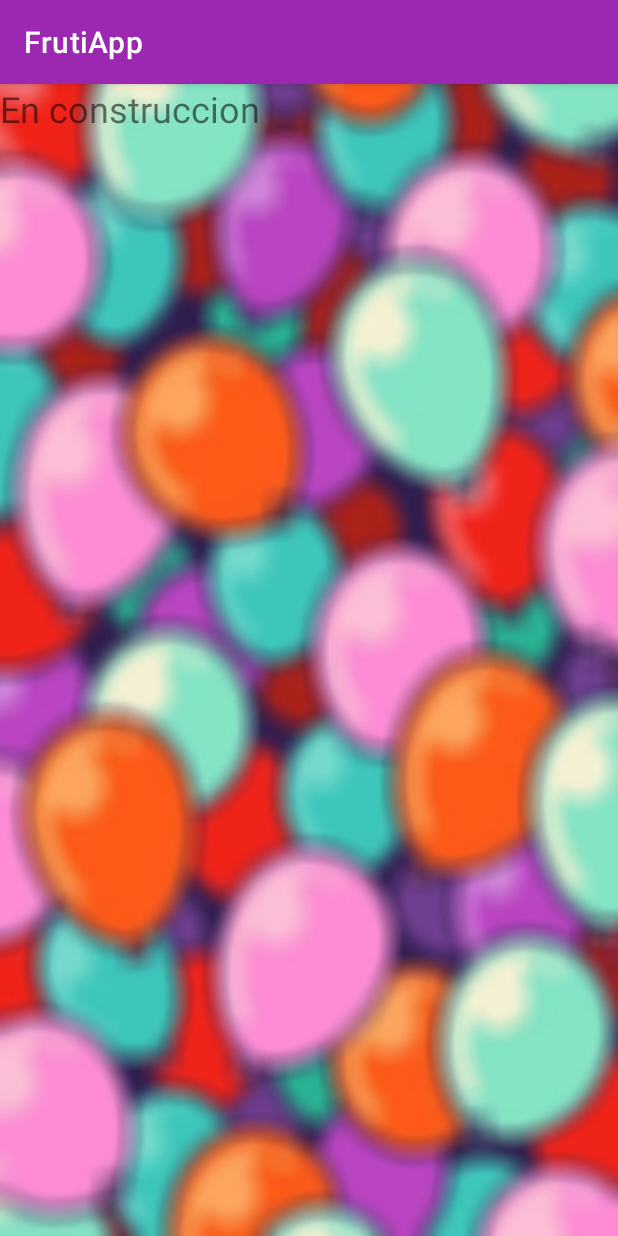
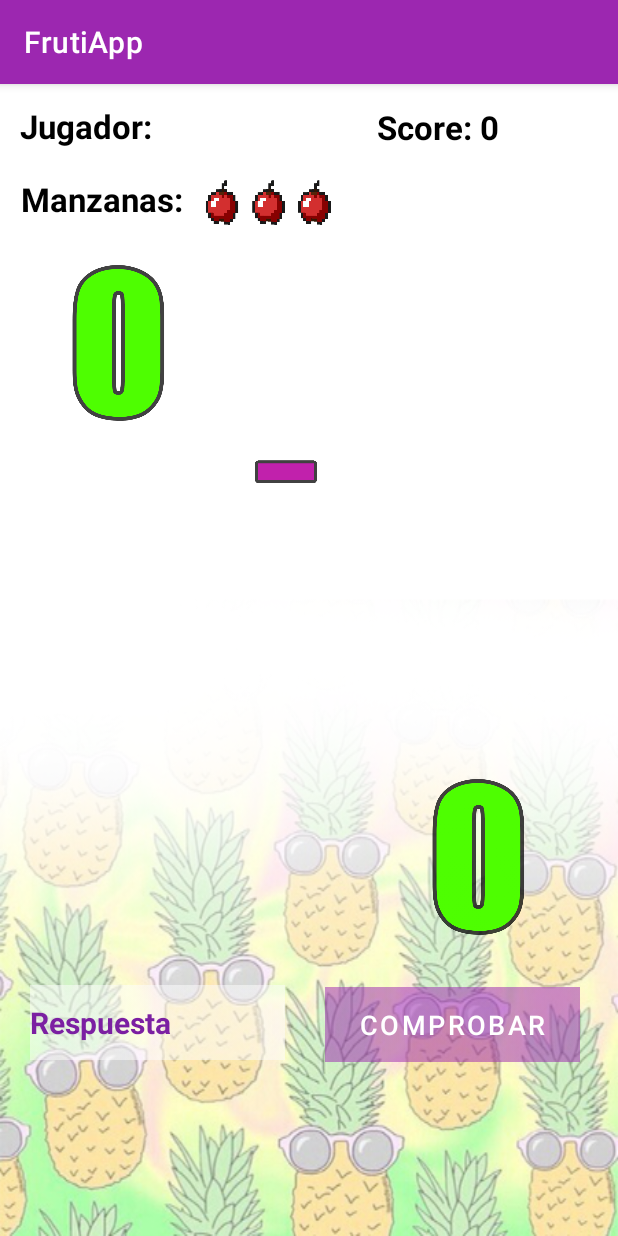
Before and after one commit to Flo-Olivieri/FrutiApp, an Android app: the Main2Activity_Nivel3 screen opened directly, with no data from a screen before it, on a phone screen of 412 x 824 dp. Run offline under Robolectric (Android 15) with nearby library versions, the phone set to English and light mode, and no system bars.

Commit message:
diseño del nivel 3 activity_main2__nivel3.xml

```diff
--- a/app/src/main/res/layout/activity_main2__nivel2.xml
+++ b/app/src/main/res/layout/activity_main2__nivel2.xml
@@ -20,6 +20,7 @@
         android:layout_marginLeft="29dp"
         android:layout_marginTop="18dp"
         android:text="@string/jugador_nombre"
+        android:textColor="@color/black"
         android:textSize="21sp"
         android:textStyle="bold"
         tools:layout_editor_absoluteX="176dp"
@@ -37,6 +38,7 @@
         android:layout_marginLeft="213dp"
         android:layout_marginTop="19dp"
         android:text="@string/total_score"
+        android:textColor="@color/black"
         android:textSize="21sp"
         android:textStyle="bold" />
 
@@ -52,6 +54,7 @@
         android:layout_marginTop="55dp"
         android:gravity="center"
         android:text="@string/et_vidas"
+        android:textColor="@color/black"
         android:textSize="22sp"
         android:textStyle="bold" />
 
@@ -91,8 +94,8 @@
         android:layout_alignParentLeft="true"
         android:layout_alignParentTop="true"
         android:layout_centerInParent="true"
-        android:layout_marginStart="142dp"
-        android:layout_marginLeft="142dp"
+        android:layout_marginStart="125dp"
+        android:layout_marginLeft="125dp"
         android:layout_marginTop="210dp"
         android:contentDescription="@string/operacion_img"
         app:srcCompat="@drawable/adicion" />
--- a/app/src/main/res/layout/activity_main2__nivel3.xml
+++ b/app/src/main/res/layout/activity_main2__nivel3.xml
@@ -4,12 +4,142 @@
     xmlns:tools="http://schemas.android.com/tools"
     android:layout_width="match_parent"
     android:layout_height="match_parent"
-    tools:context=".Main2Activity_Nivel3"
-    android:background="@drawable/globos">
+    android:background="@drawable/wallpaperprincipal"
+    tools:context=".Main2Activity_Nivel3">
+
+    <ImageView
+        android:id="@+id/imgView_AUno"
+        android:layout_width="150dp"
+        android:layout_height="120dp"
+        android:layout_alignParentStart="true"
+        android:layout_alignParentLeft="true"
+        android:layout_alignParentTop="true"
+        android:layout_centerVertical="true"
+        android:layout_marginStart="4dp"
+        android:layout_marginLeft="4dp"
+        android:layout_marginTop="112dp"
+        android:contentDescription="@string/img_numero"
+        app:srcCompat="@drawable/cero" />
+
+    <ImageView
+        android:id="@+id/imageview_resta"
+        android:layout_width="100dp"
+        android:layout_height="100dp"
+        android:layout_alignParentStart="true"
+        android:layout_alignParentLeft="true"
+        android:layout_alignParentTop="true"
+        android:layout_centerInParent="true"
+        android:layout_marginStart="142dp"
+        android:layout_marginLeft="142dp"
+        android:layout_marginTop="210dp"
+        android:contentDescription="@string/operacion_img"
+        app:srcCompat="@drawable/resta" />
+
+    <ImageView
+        android:id="@+id/imgView_ADos"
+        android:layout_width="150dp"
+        android:layout_height="120dp"
+        android:layout_alignParentEnd="true"
+        android:layout_alignParentRight="true"
+        android:layout_alignParentBottom="true"
+        android:layout_marginEnd="18dp"
+        android:layout_marginRight="18dp"
+        android:layout_marginBottom="193dp"
+        android:contentDescription="@string/img_numero"
+        app:srcCompat="@drawable/cero" />
+
+    <Button
+        android:id="@+id/button_comprobar2"
+        android:layout_width="170dp"
+        android:layout_height="50dp"
+        android:layout_alignParentEnd="true"
+        android:layout_alignParentRight="true"
+        android:layout_alignParentBottom="true"
+        android:layout_centerVertical="true"
+        android:layout_marginEnd="25dp"
+        android:layout_marginRight="25dp"
+        android:layout_marginBottom="116dp"
+        android:background="@drawable/fondoboton"
+        android:text="@string/sumar_btn"
+        android:textColor="@android:color/background_light"
+        android:textSize="18sp" />
+
+    <EditText
+        android:id="@+id/edt_Resultado"
+        android:layout_width="170dp"
+        android:layout_height="50dp"
+        android:layout_alignParentStart="true"
+        android:layout_alignParentLeft="true"
+        android:layout_alignParentBottom="true"
+        android:layout_centerVertical="true"
+        android:layout_marginStart="20dp"
+        android:layout_marginLeft="20dp"
+        android:layout_marginBottom="117dp"
+        android:autofillHints=""
+        android:background="@drawable/fondoet"
+        android:ems="10"
+        android:hint="@string/et_respuesta"
+        android:inputType="number"
+        android:textColorHint="@color/primary_dark"
+        android:textSize="20sp"
+        android:textStyle="bold" />
 
     <TextView
-        android:layout_width="match_parent"
+        android:id="@+id/tv_Manzanas"
+        android:layout_width="wrap_content"
         android:layout_height="wrap_content"
-        android:text="En construccion"
-        android:textSize="24sp"/>
+        android:layout_alignParentStart="true"
+        android:layout_alignParentLeft="true"
+        android:layout_alignParentTop="true"
+        android:layout_marginStart="14dp"
+        android:layout_marginLeft="14dp"
+        android:layout_marginTop="62dp"
+        android:text="@string/et_vidas"
+        android:textColor="@color/black"
+        android:textSize="22sp"
+        android:textStyle="bold" />
+
+    <TextView
+        android:id="@+id/tv_Jugador"
+        android:layout_width="wrap_content"
+        android:layout_height="wrap_content"
+        android:layout_alignParentStart="true"
+        android:layout_alignParentLeft="true"
+        android:layout_alignParentTop="true"
+        android:layout_marginStart="13dp"
+        android:layout_marginLeft="13dp"
+        android:layout_marginTop="13dp"
+        android:text="@string/jugador_nombre"
+        android:textColor="@color/black"
+        android:textSize="22sp"
+        android:textStyle="bold" />
+
+    <TextView
+        android:id="@+id/tv_Score"
+        android:layout_width="wrap_content"
+        android:layout_height="wrap_content"
+        android:layout_alignParentStart="true"
+        android:layout_alignParentLeft="true"
+        android:layout_alignParentTop="true"
+        android:layout_marginStart="251dp"
+        android:layout_marginLeft="251dp"
+        android:layout_marginTop="14dp"
+        android:text="@string/total_score"
+        android:textColor="@color/black"
+        android:textSize="22sp"
+        android:textStyle="bold" />
+
+    <ImageView
+        android:id="@+id/iv_manzanas"
+        android:layout_width="95dp"
+        android:layout_height="32dp"
+        android:layout_alignParentStart="true"
+        android:layout_alignParentLeft="true"
+        android:layout_alignParentTop="true"
+        android:layout_marginStart="131dp"
+        android:layout_marginLeft="131dp"
+        android:layout_marginTop="62dp"
+        android:contentDescription="@string/fruta_descripcion"
+        app:srcCompat="@drawable/tresvidas" />
+
 </RelativeLayout>
```
